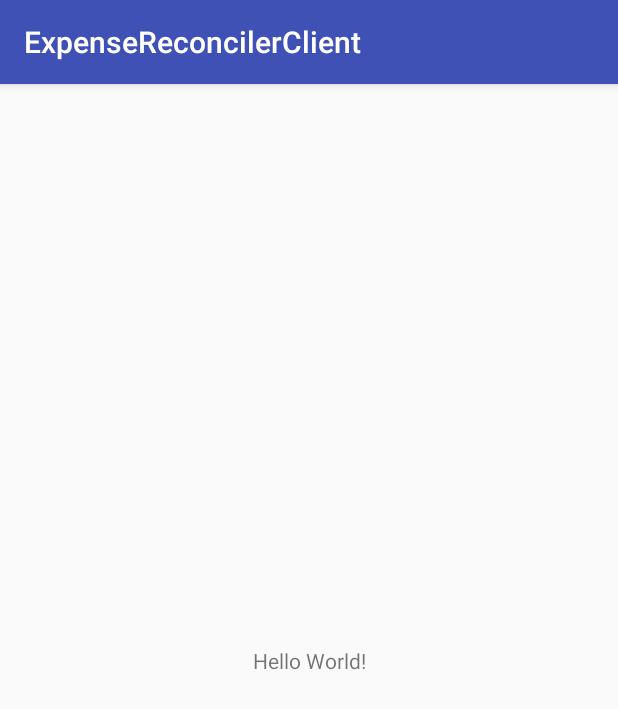
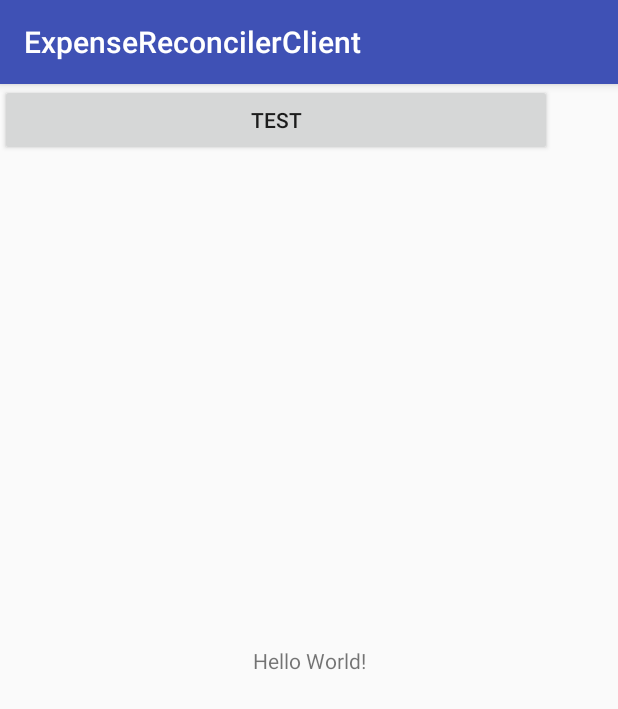
Before and after one commit to kryx07/ExpenseReconcilerClient, an Android app: the screen it shows after launch (MainActivity), on a phone screen of 412 x 824 dp. Shown: the top 709 px of the screen. Run offline under Robolectric (Android 15) with nearby library versions, the phone set to English and light mode, and no system bars; our stand-ins replace ButterKnife, Dagger/Hilt's generated code, Timber; libraries missing offline, so code that uses them is left out: io.realm; 3 statements that could not run were skipped.

```diff
--- a/app/src/main/AndroidManifest.xml
+++ b/app/src/main/AndroidManifest.xml
@@ -1,6 +1,8 @@
 <?xml version="1.0" encoding="utf-8"?>
 <manifest xmlns:android="http://schemas.android.com/apk/res/android"
     package="kryx07.expensereconcilerclient">
+
+    <uses-permission android:name="android.permission.INTERNET" />
 
     <application
         android:name=".App"
--- a/app/src/main/java/kryx07/expensereconcilerclient/MainActivity.kt
+++ b/app/src/main/java/kryx07/expensereconcilerclient/MainActivity.kt
@@ -3,16 +3,23 @@ package kryx07.expensereconcilerclient
 import android.os.Bundle
 import android.support.v7.app.AppCompatActivity
 import butterknife.ButterKnife
+import butterknife.OnClick
+import com.google.gson.Gson
+import kotlinx.android.synthetic.main.activity_main.*
+import kryx07.expensereconcilerclient.model.transactions.Transaction
+import kryx07.expensereconcilerclient.model.transactions.Transactions
+import kryx07.expensereconcilerclient.model.users.Users
 import kryx07.expensereconcilerclient.network.ApiClient
+import retrofit2.Call
+import retrofit2.Callback
+import retrofit2.Response
 import timber.log.Timber
-import java.sql.Time
 import javax.inject.Inject
 
 class MainActivity : AppCompatActivity() {
 
     @Inject
     lateinit var apiClient: ApiClient
-
 
     override fun onCreate(savedInstanceState: Bundle?) {
         super.onCreate(savedInstanceState)
@@ -23,5 +30,51 @@ class MainActivity : AppCompatActivity() {
 
 
         Timber.e(apiClient.javaClass.toString())
+
+        apiClient.service.users.enqueue(object : Callback<Users> {
+            override fun onResponse(call: Call<Users>?, response: Response<Users>?) {
+                if (response!!.isSuccessful) {
+                    Timber.e(response.body().toString())
+                }
+            }
+
+            override fun onFailure(call: Call<Users>?, t: Throwable?) {
+                Timber.e(getString(R.string.fetching_error))
+            }
+
+        })
+
+        fetchTransactions()
+    }
+
+    @OnClick(R.id.test_button)
+    fun fetchTransactions() {
+        apiClient.service.transactions.enqueue(object : Callback<Transactions> {
+
+            /*override fun onResponse(call: Call<List<Transaction>>?, response: Response<List<Transaction>>?) {
+                if (response!!.isSuccessful) {
+                    Timber.e(response.body().toString())
+                }
+            }
+
+            override fun onFailure(call: Call<List<Transaction>>?, t: Throwable?) {
+                Timber.e(getString(R.string.fetching_error))
+                Timber.e(t?.message ?: "no message")
+            }
+        })
+*/
+            override fun onResponse(call: Call<Transactions>?, response: Response<Transactions>?) {
+                if (response!!.isSuccessful) {
+                    Timber.e(response.body().toString())
+                }
+            }
+
+            override fun onFailure(call: Call<Transactions>?, t: Throwable?) {
+                Timber.e(getString(R.string.fetching_error))
+                Timber.e(t?.message ?: "no message")
+            }
+        })
+
+
     }
 }
--- /dev/null
+++ b/app/src/main/java/kryx07/expensereconcilerclient/model/transactions/Payables.kt
@@ -0,0 +1,6 @@
+package kryx07.expensereconcilerclient.model.transactions
+
+import java.io.Serializable
+
+
+data class Payables(var payables: List<Payable>) : Serializable
--- a/app/src/main/java/kryx07/expensereconcilerclient/model/User.kt
+++ b/app/src/main/java/kryx07/expensereconcilerclient/model/users/User.kt
@@ -1,4 +1,4 @@
-package kryx07.expensereconcilerclient.model
+package kryx07.expensereconcilerclient.model.users
 
 import java.io.Serializable
 
--- /dev/null
+++ b/app/src/main/java/kryx07/expensereconcilerclient/model/users/Users.kt
@@ -0,0 +1,6 @@
+package kryx07.expensereconcilerclient.model.users
+
+import java.io.Serializable
+
+data class Users(var users: Set<User>) : Serializable {
+}
--- a/app/src/main/java/kryx07/expensereconcilerclient/network/ApiClient.java
+++ b/app/src/main/java/kryx07/expensereconcilerclient/network/ApiClient.java
@@ -1,6 +1,21 @@
 package kryx07.expensereconcilerclient.network;
 
+import android.util.Log;
+
+import com.google.gson.Gson;
+import com.google.gson.GsonBuilder;
+import com.google.gson.JsonDeserializationContext;
+import com.google.gson.JsonDeserializer;
+import com.google.gson.JsonElement;
+import com.google.gson.JsonParseException;
+
+import org.joda.time.DateTime;
+import org.joda.time.LocalDate;
+import org.joda.time.LocalDateTime;
+
 import java.io.IOException;
+import java.lang.reflect.Type;
+import java.text.DateFormat;
 import java.util.concurrent.TimeUnit;
 
 import kryx07.expensereconcilerclient.BuildConfig;
@@ -16,7 +31,8 @@ import timber.log.Timber;
 
 public class ApiClient {
 
-    private static final String BASE_URL = "http://cbm.aype.pl/CBM_API/api/";
+    //private static final String BASE_URL = "http://localhost:8090/";
+    private static final String BASE_URL = "http://89.70.46.105:8090/";
 
     private ApiService service;
 
@@ -39,7 +55,7 @@ public class ApiClient {
         }
 
         // Add header field to all requests
-        Interceptor tokenInterceptor = new Interceptor() {
+       /* Interceptor tokenInterceptor = new Interceptor() {
             @Override
             public Response intercept(Chain chain) throws IOException {
                 Request request = chain.request();
@@ -48,20 +64,33 @@ public class ApiClient {
                         .build();
                 return chain.proceed(request);
             }
-        };
+        };*/
 
         // Add interceptors to OkHttpClient
         clientBuilder.addInterceptor(loggingInterceptor);
-        clientBuilder.addInterceptor(tokenInterceptor);
+        // clientBuilder.addInterceptor(tokenInterceptor);
         // Set timeouts
         clientBuilder.connectTimeout(1, TimeUnit.MINUTES);
         clientBuilder.writeTimeout(1, TimeUnit.MINUTES);
         clientBuilder.readTimeout(1, TimeUnit.MINUTES);
 
+        //Use dates in the required format
+        /*Gson gson = new GsonBuilder()
+                .setDateFormat("yyyy-MM-dd").create();*/
+
+        Gson gson = new GsonBuilder().registerTypeAdapter(LocalDate.class, new JsonDeserializer<LocalDate>() {
+
+            @Override
+            public LocalDate deserialize(JsonElement json, Type typeOfT, JsonDeserializationContext context) throws JsonParseException {
+                Log.e("Json: ", json.toString());
+                return new LocalDate(json.getAsString());
+            }
+        }).create();
+
         // Create retrofit instance
         Retrofit retrofit = new Retrofit.Builder()
                 .baseUrl(BASE_URL)
-                .addConverterFactory(GsonConverterFactory.create())
+                .addConverterFactory(GsonConverterFactory.create(gson))
                 .client(clientBuilder.build())
                 .build();
 
--- a/app/src/main/java/kryx07/expensereconcilerclient/network/ApiService.java
+++ b/app/src/main/java/kryx07/expensereconcilerclient/network/ApiService.java
@@ -2,16 +2,25 @@ package kryx07.expensereconcilerclient.network;
 
 import java.util.List;
 
+import kryx07.expensereconcilerclient.model.transactions.Transaction;
+import kryx07.expensereconcilerclient.model.transactions.Transactions;
+import kryx07.expensereconcilerclient.model.users.Users;
 import retrofit2.Call;
-import retrofit2.http.Body;
-import retrofit2.http.Field;
-import retrofit2.http.FormUrlEncoded;
 import retrofit2.http.GET;
-import retrofit2.http.POST;
-import retrofit2.http.PUT;
-import retrofit2.http.Path;
 
 public interface ApiService {
+
+    @GET("users/all")
+    Call<Users> getUsers();
+
+    @GET("transactions/all")
+    Call<Transactions> getTransactions();
+/*
+
+    @GET("transactions/all")
+    Call<List<Transaction>> getTransactions();
+*/
+
 
   /*  @FormUrlEncoded
     @POST("Account/Login")
--- a/app/src/main/res/layout/activity_main.xml
+++ b/app/src/main/res/layout/activity_main.xml
@@ -15,4 +15,10 @@
         app:layout_constraintRight_toRightOf="parent"
         app:layout_constraintTop_toTopOf="parent" />
 
+    <Button
+        android:id="@+id/test_button"
+        android:layout_width="368dp"
+        android:layout_height="0dp"
+        android:text="Test" />
+
 </android.support.constraint.ConstraintLayout>
--- a/app/src/main/res/values/strings.xml
+++ b/app/src/main/res/values/strings.xml
@@ -2,4 +2,5 @@
     <string name="app_name">ExpenseReconcilerClient</string>
     <string name="shared_prefs">kryx07.expensereconcilerclient.sharedprefs</string>
     <string name="no_value">No value</string>
+    <string name="fetching_error">There was an error fetching your request</string>
 </resources>
```
Also changed, not shown: app/build.gradle (+6 -3 lines), app/src/main/java/kryx07/expensereconcilerclient/model/transactions/Payable.kt (added, +7 -0 lines), app/src/main/java/kryx07/expensereconcilerclient/model/transactions/Transaction.kt (added, +26 -0 lines), app/src/main/java/kryx07/expensereconcilerclient/model/transactions/Transactions.kt (added, +7 -0 lines).
